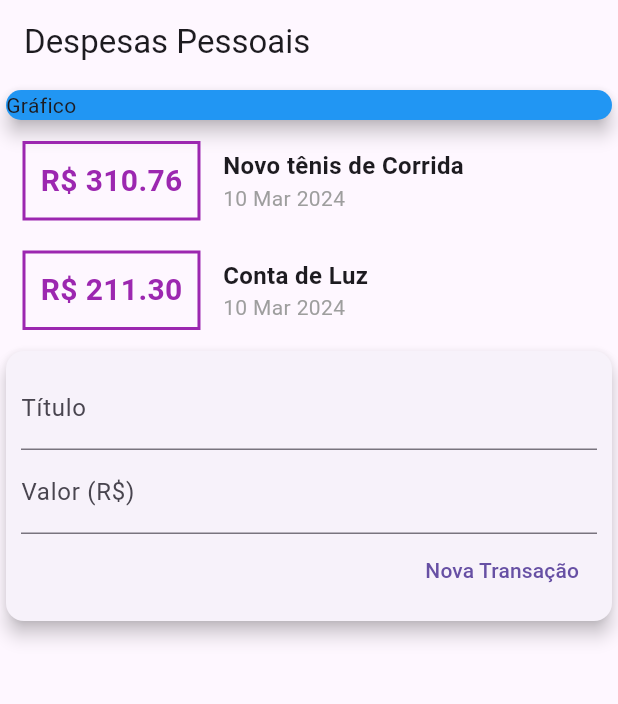
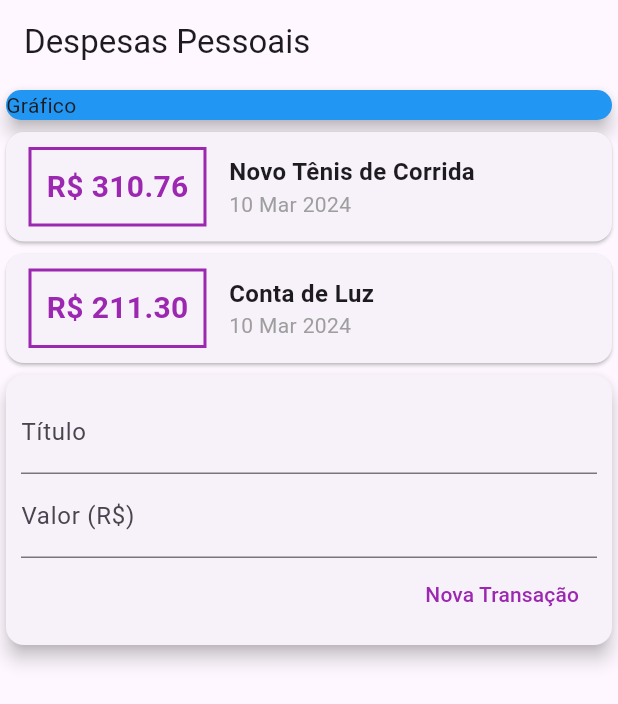
Before and after one commit to fercguerra/flutter_corder2024, a Flutter app: the screen it shows after launch, on a phone screen of 412 x 824 dp. Shown: the top 704 px of the screen. Run offline on Flutter 3.47's test engine with Material 3 defaults, Android fonts, the phone set to English and light mode, and no system bars.

Commit message:
Aula 101

```diff
--- a/expenses/lib/main.dart
+++ b/expenses/lib/main.dart
@@ -1,30 +1,32 @@
-import 'package:expenses/models/transaction.dart';
 import 'package:flutter/material.dart';
+import 'models/transaction.dart';
 import 'package:intl/intl.dart';
 
-void main() => runApp(ExpensesApp());
-
+main() => runApp(const ExpensesApp());
 
 class ExpensesApp extends StatelessWidget {
-
-
+  const ExpensesApp({Key? key}) : super(key: key);
   @override
   Widget build(BuildContext context) {
-    return MaterialApp(
-      debugShowCheckedModeBanner: false,
-      home: MyHomePage()
-    );
+    return MaterialApp(home: MyHomePage());
   }
 }
 
 class MyHomePage extends StatelessWidget {
+  MyHomePage({Key? key}) : super(key: key);
+
+  final titleController = TextEditingController();
+  final valueController = TextEditingController();
+
   final _transactions = [
-    Transaction(id: 't1' ,
-                title: 'Novo tênis de Corrida',
+    Transaction(
+      id: 't1',
+      title: 'Novo Tênis de Corrida',
       value: 310.76,
       date: DateTime.now(),
     ),
-        Transaction(id: 't2' ,
+    Transaction(
+      id: 't2',
       title: 'Conta de Luz',
       value: 211.30,
       date: DateTime.now(),
@@ -35,38 +37,38 @@ class MyHomePage extends StatelessWidget {
   Widget build(BuildContext context) {
     return Scaffold(
       appBar: AppBar(
-        title: Text('Despesas Pessoais'),
+        title: const Text('Despesas Pessoais'),
       ),
       body: Column(
-
         crossAxisAlignment: CrossAxisAlignment.stretch,
         children: [
-          Container(
+          const SizedBox(
             child: Card(
               color: Colors.blue,
-              child: Text ('Gráfico'),
+              child: Text('Gráfico'),
               elevation: 5,
             ),
           ),
           Column(
-          children: _transactions.map((tr){
-              return Row(
+            children: _transactions.map((tr) {
+              return Card(
+                child: Row(
                   children: [
                     Container(
-                    margin: EdgeInsets.symmetric(
+                      margin: const EdgeInsets.symmetric(
                         horizontal: 15,
-                      vertical: 10
+                        vertical: 10,
                       ),
                       decoration: BoxDecoration(
                         border: Border.all(
                           color: Colors.purple,
                           width: 2,
-                      )
                         ),
-                    padding:EdgeInsets.all(10) ,
+                      ),
+                      padding: const EdgeInsets.all(10),
                       child: Text(
                         'R\$ ${tr.value.toStringAsFixed(2)}',
-                      style: TextStyle(
+                        style: const TextStyle(
                           fontWeight: FontWeight.bold,
                           fontSize: 20,
                           color: Colors.purple,
@@ -76,19 +78,23 @@ class MyHomePage extends StatelessWidget {
                     Column(
                       crossAxisAlignment: CrossAxisAlignment.start,
                       children: [
-                      Text(tr.title,
-                      style: TextStyle(
+                        Text(
+                          tr.title,
+                          style: const TextStyle(
                             fontSize: 16,
-                        fontWeight: FontWeight.bold
-                      ),),
-                      Text(DateFormat('d MMM y').format(tr.date),
-                      style: TextStyle(
-                        color: Colors.grey)
-
+                            fontWeight: FontWeight.bold,
+                          ),
+                        ),
+                        Text(
+                          DateFormat('d MMM y').format(tr.date),
+                          style: const TextStyle(
+                            color: Colors.grey,
+                          ),
                         ),
                       ],
-                  )
+                    ),
                   ],
+                ),
               );
             }).toList(),
           ),
@@ -98,32 +104,41 @@ class MyHomePage extends StatelessWidget {
               padding: const EdgeInsets.all(10),
               child: Column(
                 children: [
-                const TextField(
-                  decoration: InputDecoration(
+                  TextField(
+                    controller: titleController,
+                    decoration: const InputDecoration(
                       labelText: 'Título',
                     ),
                   ),
-                const TextField(
-                  decoration: InputDecoration(
+                  TextField(
+                    controller: valueController,
+                    decoration: const InputDecoration(
                       labelText: 'Valor (R\$)',
                     ),
                   ),
                   Row(
                     mainAxisAlignment: MainAxisAlignment.end,
-                  children: [
+                    children: <Widget>[
                       TextButton(
-                      child: const Text ('Nova Transação'),
-                      onPressed: () {},
+                        child: const Text(
+                          'Nova Transação',
+                          style: TextStyle(
+                            color: Colors.purple,
+                          ),
+                        ),
+                        onPressed: () {
+                          print(titleController.text);
+                          print(valueController.text);
+                        },
+                      )
+                    ],
                   ),
                 ],
               ),
-
-            ],),
             ),
           )
         ],
       ),
     );
-
   }
 }
```
Lines whose indentation alone changed are shown as unchanged.
